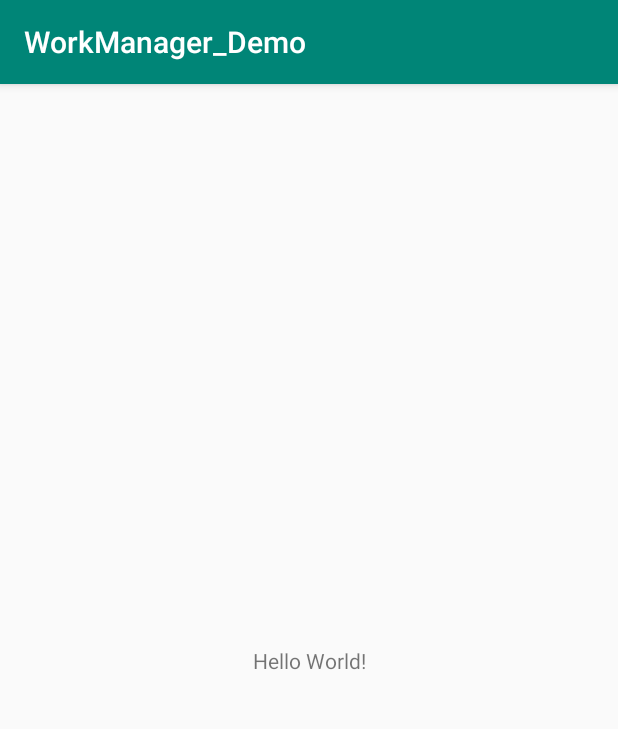
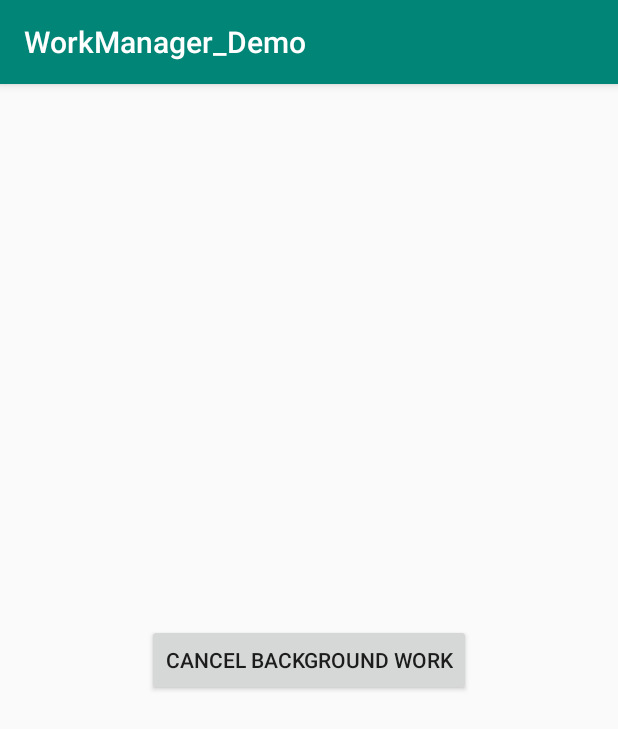
Before and after one commit to EGecius/WorkManager_Demo, an Android app: the screen it shows after launch (MainActivity), on a phone screen of 412 x 824 dp. Shown: the top 729 px of the screen. Run offline under Robolectric (Android 15) with nearby library versions, the phone set to English and light mode, and no system bars; 2 statements that could not run were skipped.

Commit message:
demo how to cancel a scheduled task

```diff
--- a/app/src/main/java/com/egecius/workmanagerdemo/MainActivity.kt
+++ b/app/src/main/java/com/egecius/workmanagerdemo/MainActivity.kt
@@ -4,17 +4,32 @@ import android.arch.lifecycle.Observer
 import android.os.Bundle
 import android.support.v7.app.AppCompatActivity
 import android.util.Log
+import android.widget.Button
+import android.widget.Toast
 import androidx.work.Constraints
 import androidx.work.NetworkType
 import androidx.work.OneTimeWorkRequest
 import androidx.work.WorkManager
+import java.util.*
 
 class MainActivity : AppCompatActivity() {
+
+    private var uuidOfQueuedRequest : UUID? = null
 
     override fun onCreate(savedInstanceState: Bundle?) {
         super.onCreate(savedInstanceState)
         setContentView(R.layout.activity_main)
+        setupCancelButton()
+    }
 
+    private fun setupCancelButton() {
+        findViewById<Button>(R.id.cancel_work).setOnClickListener {
+            uuidOfQueuedRequest?.let { it1 -> WorkManager.getInstance().cancelWorkById(it1) }
+        }
+    }
+
+    override fun onResume() {
+        super.onResume()
         demoWorkManager()
     }
 
@@ -31,13 +46,16 @@ class MainActivity : AppCompatActivity() {
             .build()
 
         WorkManager.getInstance().enqueue(request)
+        uuidOfQueuedRequest = request.id
 
         observeWorkerProgress(request)
     }
 
     private fun observeWorkerProgress(request: OneTimeWorkRequest) {
         WorkManager.getInstance().getWorkInfoByIdLiveData(request.id).observe(this, Observer { workInfo ->
-            Log.i("Eg:MainActivity:39", "observeWorkerProgress workInfo $workInfo")
+            val state = workInfo?.state
+            Log.i("Eg:MainActivity:39", "observeWorkerProgress workInfo $state")
+            Toast.makeText(this, "$state", Toast.LENGTH_SHORT).show()
         })
     }
 }
--- a/app/src/main/res/layout/activity_main.xml
+++ b/app/src/main/res/layout/activity_main.xml
@@ -7,10 +7,11 @@
         android:layout_height="match_parent"
         tools:context=".MainActivity">
 
-    <TextView
+    <Button
+            android:id="@+id/cancel_work"
             android:layout_width="wrap_content"
             android:layout_height="wrap_content"
-            android:text="Hello World!"
+            android:text="Cancel background work"
             app:layout_constraintBottom_toBottomOf="parent"
             app:layout_constraintLeft_toLeftOf="parent"
             app:layout_constraintRight_toRightOf="parent"
```
